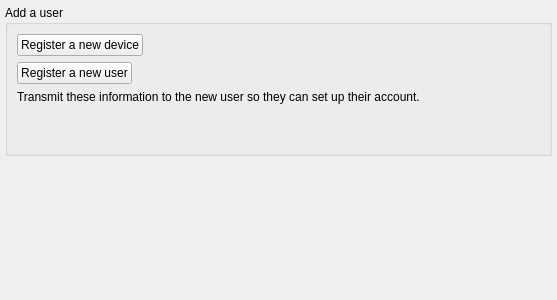
Old version of the form parsec/core/gui/forms/users_widget.ui in the repository Scille/parsec-cloud.
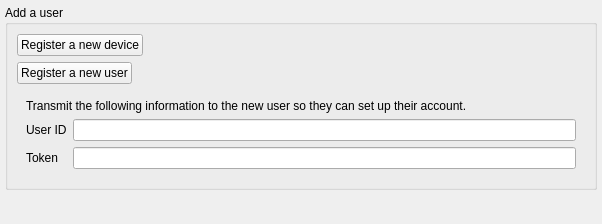
New version of the form.

Commit message: [GUI] Better error handling

Diff of the .ui file:
```diff
--- a/parsec/core/gui/forms/users_widget.ui
+++ b/parsec/core/gui/forms/users_widget.ui
@@ -6,8 +6,8 @@
    <rect>
     <x>0</x>
     <y>0</y>
-    <width>557</width>
-    <height>300</height>
+    <width>602</width>
+    <height>224</height>
    </rect>
   </property>
   <property name="windowTitle">
@@ -84,41 +84,48 @@
        </layout>
       </item>
       <item>
-       <widget class="QLabel" name="label_help">
+       <widget class="QWidget" name="widget_info" native="true">
+        <layout class="QVBoxLayout" name="verticalLayout_3">
+         <item>
+          <widget class="QLabel" name="label_3">
         <property name="text">
-         <string>Transmit these information to the new user so they can set up their account. </string>
+            <string>Transmit the following information to the new user so they can set up their account.</string>
         </property>
        </widget>
       </item>
       <item>
-       <layout class="QHBoxLayout" name="horizontalLayout">
-        <item>
-         <widget class="QLabel" name="label_new_user_login">
+          <layout class="QFormLayout" name="formLayout_2">
+           <item row="0" column="0">
+            <widget class="QLabel" name="label">
           <property name="text">
-           <string/>
-          </property>
-          <property name="textInteractionFlags">
-           <set>Qt::LinksAccessibleByMouse|Qt::TextSelectableByKeyboard|Qt::TextSelectableByMouse</set>
-          </property>
-         </widget>
-        </item>
-        <item>
-         <widget class="QLabel" name="label_new_user_token">
+              <string>User ID</string>
+             </property>
+            </widget>
+           </item>
+           <item row="1" column="0">
+            <widget class="QLabel" name="label_2">
           <property name="text">
-           <string/>
-          </property>
-          <property name="textInteractionFlags">
-           <set>Qt::LinksAccessibleByMouse|Qt::TextSelectableByKeyboard|Qt::TextSelectableByMouse</set>
+              <string>Token</string>
+             </property>
+            </widget>
+           </item>
+           <item row="0" column="1">
+            <widget class="QLineEdit" name="line_edit_user_id">
+             <property name="readOnly">
+              <bool>true</bool>
           </property>
          </widget>
         </item>
-       </layout>
-      </item>
-      <item>
-       <widget class="QLabel" name="label_register_error">
-        <property name="text">
-         <string/>
-        </property>
+           <item row="1" column="1">
+            <widget class="QLineEdit" name="line_edit_token">
+             <property name="readOnly">
+              <bool>true</bool>
+             </property>
+            </widget>
+           </item>
+          </layout>
+         </item>
+        </layout>
        </widget>
       </item>
      </layout>
```
Lines whose indentation alone changed are shown as unchanged. The commit also changes 18 other files.
